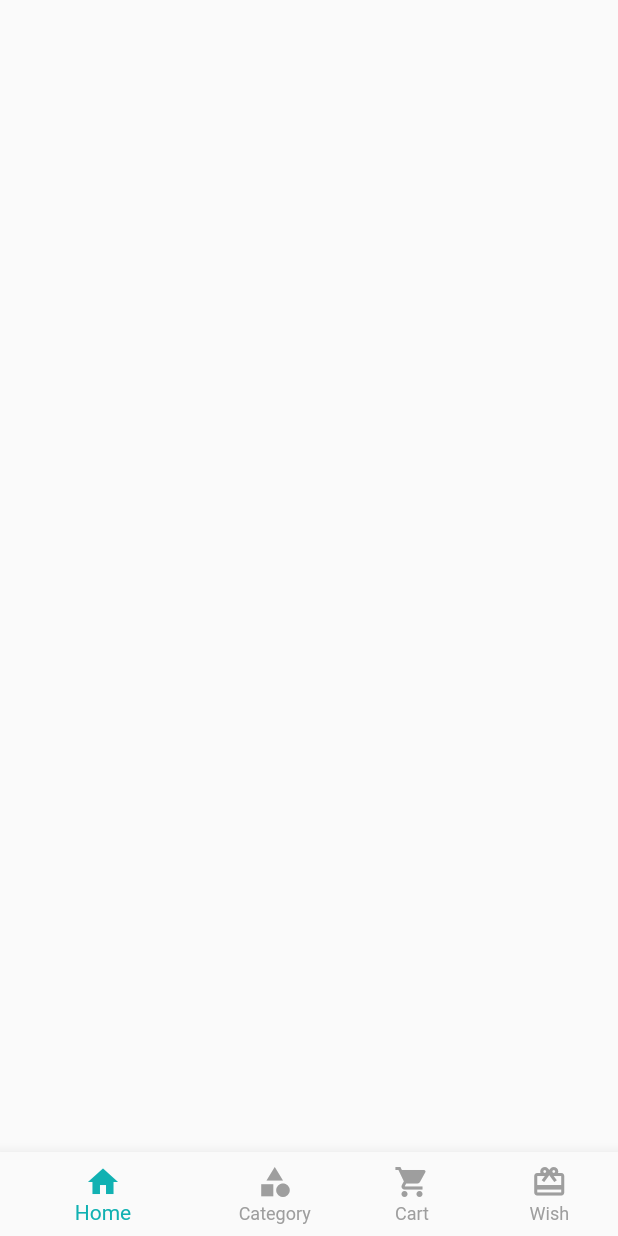
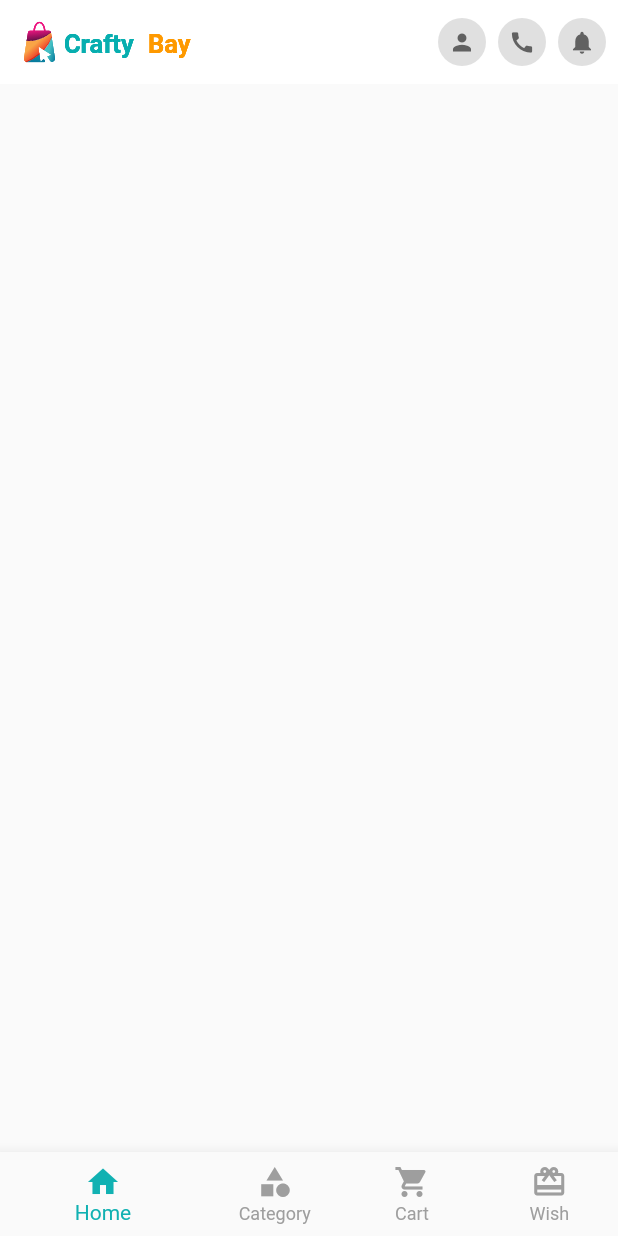
Before and after one commit to Abid-hc/Ecommerce_project, a Flutter app: the MainBottomNavigationBar screen opened directly, on a phone screen of 412 x 824 dp. Run offline on Flutter 3.47's test engine with Material 2 defaults, Android fonts, the phone set to English and light mode, and no system bars; our stand-ins replace flutter_svg, pin_code_fields.

Commit message:
initial ui done

```diff
--- /dev/null
+++ b/lib/screens/Home_screen.dart
@@ -0,0 +1,54 @@
+import 'package:flutter/cupertino.dart';
+import 'package:flutter/material.dart';
+import 'package:flutter_svg/svg.dart';
+
+class HomeScreen extends StatefulWidget {
+  const HomeScreen({Key? key}) : super(key: key);
+
+  @override
+  State<HomeScreen> createState() => _HomeScreenState();
+}
+
+class _HomeScreenState extends State<HomeScreen> {
+  @override
+  Widget build(BuildContext context) {
+    return Scaffold(
+      appBar: AppBar(
+        backgroundColor: Colors.white,
+        elevation: 0,
+        title: SvgPicture.asset('assets/images/logo_nav.svg'),
+        actions: [
+          CircleAvatar(
+            backgroundColor: Colors.grey.shade300,
+            radius: 16,
+            child: Icon(Icons.person,
+              size: 18,
+              color: Colors.grey.shade700,),
+          ),
+          const SizedBox(width: 8,),
+          CircleAvatar(
+            radius: 16,
+            backgroundColor: Colors.grey.shade300,
+            child: Icon(Icons.call,
+              size: 18,
+              color: Colors.grey.shade700,),
+          ),
+          const SizedBox(width: 8,),
+          GestureDetector(
+            onTap: (){},
+            child: CircleAvatar(
+              radius: 16,
+              backgroundColor: Colors.grey.shade300,
+              child: Icon(Icons.notifications,
+                size: 18,
+                color: Colors.grey.shade700,),
+            ),
+          ),
+          const SizedBox(width: 8,),
+
+        ],
+      ),
+
+    );
+  }
+}
--- a/lib/screens/main_bottom_navigation_bar.dart
+++ b/lib/screens/main_bottom_navigation_bar.dart
@@ -1,6 +1,8 @@
 import 'package:ecommerce_project/utilitys/Appcolors.dart';
 import 'package:flutter/cupertino.dart';
 import 'package:flutter/material.dart';
+
+import 'Home_screen.dart';
 
 class MainBottomNavigationBar extends StatefulWidget {
   const MainBottomNavigationBar({Key? key}) : super(key: key);
@@ -11,10 +13,17 @@ class MainBottomNavigationBar extends StatefulWidget {
 
 class _MainBottomNavigationBarState extends State<MainBottomNavigationBar> {
   int selectedIndex=0;
+  final List<Widget> screen= const [
+          HomeScreen(),
+        HomeScreen(),
+        HomeScreen(),
+        HomeScreen(),
+  ];
 
   @override
   Widget build(BuildContext context) {
     return Scaffold(
+      body: screen[selectedIndex],
       bottomNavigationBar: BottomNavigationBar(
         currentIndex: selectedIndex,
         selectedItemColor: AppColors.PrimaryColor,
```
Also changed, not shown: assets/images/logo_nav.svg (added).
